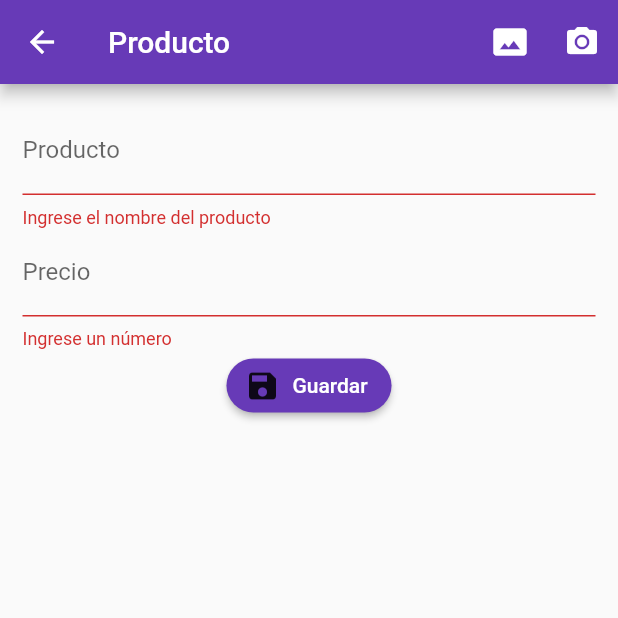
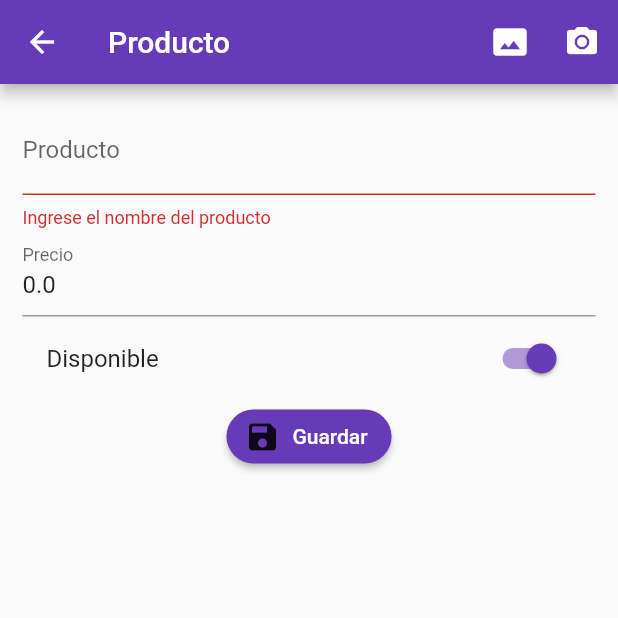
Before and after one commit to velascoandres/flup, a Flutter app: the ProductoPage screen opened by its route, after a tap on "Guardar", on a phone screen of 412 x 824 dp, the top half of it. Run offline on Flutter 3.47's test engine with Material 2 defaults, Android fonts, the phone set to English and light mode, and no system bars; our stand-ins replace rxdart.

Commit message:
conectar modelo producto con formulario

```diff
--- a/lib/src/models/producto_model.dart
+++ b/lib/src/models/producto_model.dart
@@ -2,21 +2,21 @@ class ProductoModel {
     ProductoModel({
         this.id,
         this.titulo = '',
-        this.precio = 0.0,
+        this.valor = 0.0,
         this.disponible = true,
         this.fotoUrl,
     });
 
     String id;
     String titulo;
-    double precio;
+    double valor;
     bool disponible;
     String fotoUrl;
 
     factory ProductoModel.fromJson(Map<String, dynamic> json) => ProductoModel(
         id: json["id"],
         titulo: json["titulo"],
-        precio: json["precio"].toDouble(),
+        valor: json["valor"].toDouble(),
         disponible: json["disponible"],
         fotoUrl: json["fotoUrl"],
     );
@@ -24,7 +24,7 @@ class ProductoModel {
     Map<String, dynamic> toJson() => {
         "id": id,
         "titulo": titulo,
-        "precio": precio,
+        "valor": valor,
         "disponible": disponible,
         "fotoUrl": fotoUrl,
     };
--- a/lib/src/pages/producto_page.dart
+++ b/lib/src/pages/producto_page.dart
@@ -1,3 +1,4 @@
+import 'package:flup/src/models/producto_model.dart';
 import 'package:flutter/material.dart';
 import 'package:flup/src/utils/utils.dart' as utils;
 
@@ -10,6 +11,7 @@ class ProductoPage extends StatefulWidget {
 
 class _ProductoPageState extends State<ProductoPage> {
   final formKey = GlobalKey<FormState>();
+  ProductoModel productoModel = new ProductoModel();
 
   @override
   Widget build(BuildContext context) {
@@ -36,6 +38,7 @@ class _ProductoPageState extends State<ProductoPage> {
               children: <Widget>[
                 _crearNombre(),
                 _crearPrecio(),
+                _crearDisponible(),
                 _crearBoton(),
               ],
             ),
@@ -47,8 +50,10 @@ class _ProductoPageState extends State<ProductoPage> {
 
   Widget _crearNombre() {
     return TextFormField(
+      initialValue: productoModel.titulo,
       autovalidateMode: AutovalidateMode.onUserInteraction,
       textCapitalization: TextCapitalization.sentences,
+      onSaved: (value) => productoModel.titulo = value,
       decoration: InputDecoration(
         labelText: 'Producto',
       ),
@@ -60,8 +65,10 @@ class _ProductoPageState extends State<ProductoPage> {
 
   Widget _crearPrecio() {
     return TextFormField(
+        initialValue: productoModel.valor.toString(),
         autovalidateMode: AutovalidateMode.onUserInteraction,
         keyboardType: TextInputType.numberWithOptions(decimal: true),
+        onSaved: (value) => productoModel.valor = double.parse(value),
         decoration: InputDecoration(
           labelText: 'Precio',
         ),
@@ -89,5 +96,17 @@ class _ProductoPageState extends State<ProductoPage> {
 
   void _submit() {
     if (!formKey.currentState.validate()) return;
+    formKey.currentState.save();
+  }
+
+  Widget _crearDisponible() {
+    return SwitchListTile(
+      value: productoModel.disponible,
+      title: Text('Disponible'),
+      activeColor: Colors.deepPurple,
+      onChanged: (value) => setState(
+        () => productoModel.disponible = value,
+      ),
+    );
   }
 }
```
